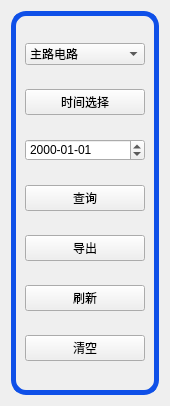
luozhiyong131/BusBar, file BusBar-Qt/logs/logcom/logbtnbar.ui: the form before one commit.
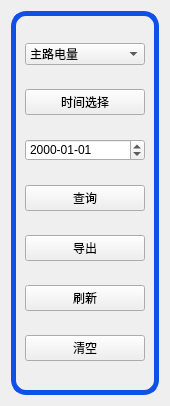
The form after the commit.

```diff
--- a/BusBar-Qt/logs/logcom/logbtnbar.ui
+++ b/BusBar-Qt/logs/logcom/logbtnbar.ui
@@ -33,7 +33,7 @@
        <widget class="QComboBox" name="comboBox">
         <item>
          <property name="text">
-          <string>主路电路</string>
+          <string>主路电量</string>
          </property>
         </item>
         <item>
```
